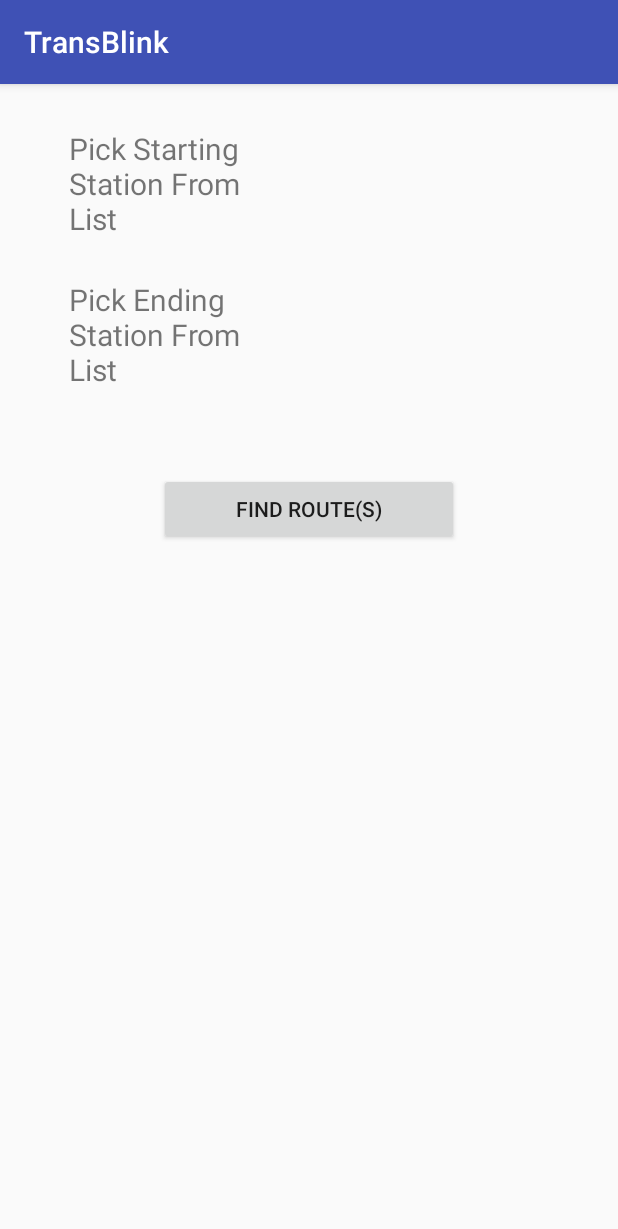
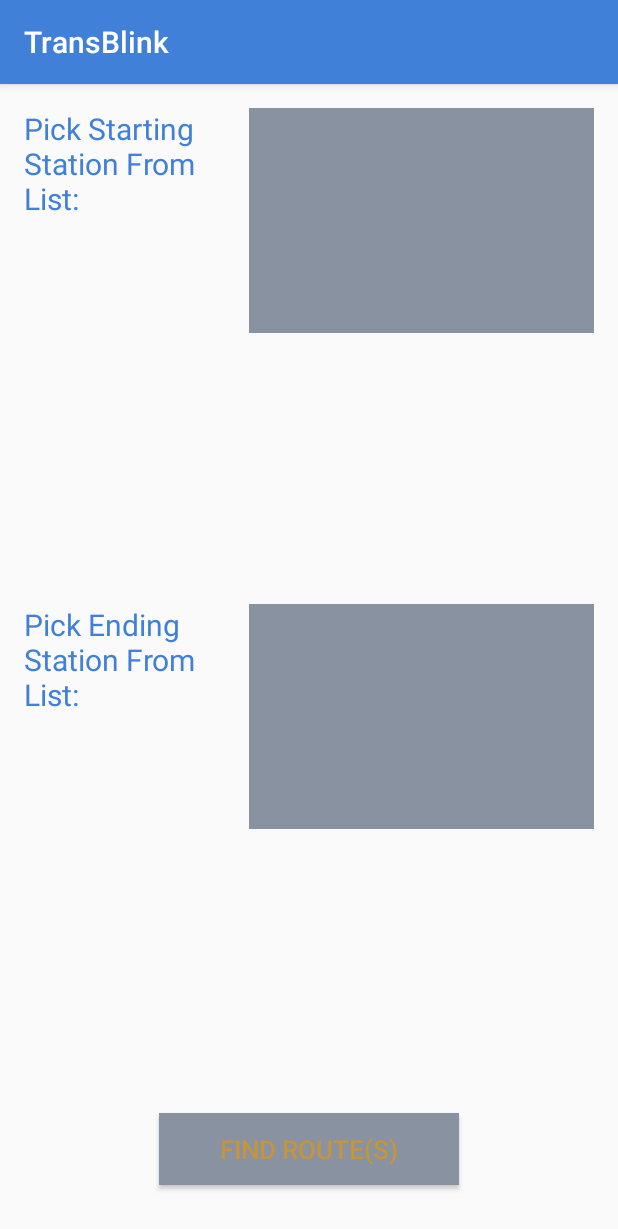
Before and after one commit to AlanCILee/csis3175, an Android app: the TripPlanner screen opened directly, with no data from a screen before it, on a phone screen of 412 x 824 dp. Shown: the top 1229 px of the screen. Run offline under Robolectric (Android 15) with nearby library versions, the phone set to English and light mode, and no system bars; 2 statements that could not run were skipped.

Commit message:
fixed the compile error I think and added styles to every button and text we have so far. I will try and find a way to change font family as well soon.

```diff
--- a/TransBlink/app/src/main/java/com/example/brandon/transblink/TripPlanner.java
+++ b/TransBlink/app/src/main/java/com/example/brandon/transblink/TripPlanner.java
@@ -6,6 +6,7 @@ import android.os.Bundle;
 import android.util.Log;
 import android.widget.ArrayAdapter;
 import android.widget.AutoCompleteTextView;
+import android.widget.ListView;
 import android.widget.TextView;
 import android.widget.Toast;
 
@@ -43,9 +44,12 @@ public class TripPlanner extends AppCompatActivity {
 
         ArrayAdapter<String> adapter = new ArrayAdapter<String>(this, android.R.layout.simple_dropdown_item_1line, stationDisp);
 
+        ListView start = (ListView)findViewById(R.id.ListViewStarting);
+        ListView stop = (ListView)findViewById(R.id.ListViewEnding);
 
-        AutoCompleteTextView start = (AutoCompleteTextView) findViewById(R.id.autoCompleteTextViewStartingStation);
-        AutoCompleteTextView stop = (AutoCompleteTextView) findViewById(R.id.autoCompleteTextViewEndStation);
+        //old code delete after:
+        //AutoCompleteTextView start = (AutoCompleteTextView) findViewById(R.id.autoCompleteTextViewStartingStation);
+        //AutoCompleteTextView stop = (AutoCompleteTextView) findViewById(R.id.autoCompleteTextViewEndStation);
 
         start.setAdapter(adapter);
         stop.setAdapter(adapter);
@@ -57,7 +61,9 @@ public class TripPlanner extends AppCompatActivity {
             case "LocationStation":
                 startStation = (Station)intent.getSerializableExtra("startStation");
                 Log.d("startStation",startStation.getFullName());
-                start.setText(startStation.getFullName());
+                //start.setText(startStation.getFullName());
+                //not sure how to fix this with the list view instead of autocomplete. I think it just needs to select the clicked on station some other way.
+                //Because its a list now we want the item to be automatically selected in the list
 
 
                 break;
--- a/TransBlink/app/src/main/res/layout/activity_about_us.xml
+++ b/TransBlink/app/src/main/res/layout/activity_about_us.xml
@@ -14,10 +14,10 @@
         android:layout_width="match_parent"
         android:id="@+id/expandableListViewAboutUs"
         android:layout_height="match_parent"
-        android:divider="#4286f4"
+        android:divider="@color/colorPrimary"
         android:dividerHeight="1dp"
-        android:childDivider="#f4a041"
-        android:listSelector="#f4a041"
+        android:childDivider="@color/colorAccent"
+        android:listSelector="@color/colorAccent"
         android:layout_alignParentTop="true"
         android:layout_alignParentStart="true" />
 </RelativeLayout>
--- a/TransBlink/app/src/main/res/layout/activity_change_log.xml
+++ b/TransBlink/app/src/main/res/layout/activity_change_log.xml
@@ -16,5 +16,6 @@
         android:layout_height="wrap_content"
         android:layout_alignParentTop="true"
         android:layout_alignParentStart="true"
-        android:id="@+id/textViewTemporary" />
+        android:id="@+id/textViewTemporary"
+        android:textColor="@color/colorPrimary" />
 </RelativeLayout>
--- a/TransBlink/app/src/main/res/layout/activity_trip_planner.xml
+++ b/TransBlink/app/src/main/res/layout/activity_trip_planner.xml
@@ -10,46 +10,55 @@
     android:paddingTop="@dimen/activity_vertical_margin"
     tools:context="com.example.brandon.transblink.TripPlanner">
 
-    <ExpandableListView
-        android:layout_width="200dp"
-        android:layout_height="100dp"
-        android:id="@+id/expandableListViewStart"
-        android:layout_alignParentTop="true"
-        android:layout_alignParentEnd="true" />
-
-    <ExpandableListView
-        android:layout_width="200dp"
-        android:layout_height="100dp"
-        android:id="@+id/expandableListViewEnd"
-        android:layout_marginTop="14dp"
-        android:layout_below="@+id/expandableListViewStart"
-        android:layout_alignParentEnd="true" />
-
-    <TextView
-        android:text="Pick Starting Station From List"
-        android:layout_width="150dp"
-        android:layout_height="wrap_content"
-        android:textSize="20sp"
-        android:id="@+id/textViewStartLabel"
-        android:layout_marginTop="13dp"
-        android:layout_alignParentTop="true"
-        android:layout_toStartOf="@+id/expandableListViewStart" />
-
-    <TextView
-        android:text="Pick Ending Station From List"
-        android:layout_width="150dp"
-        android:textSize="20sp"
-        android:layout_height="wrap_content"
-        android:layout_alignTop="@+id/expandableListViewEnd"
-        android:layout_alignStart="@+id/textViewStartLabel"
-        android:id="@+id/textViewEndLabel" />
+    <ListView
+        android:layout_width="250dp"
+        android:layout_height="150dp"
+        android:id="@+id/ListViewStarting"
+        android:layout_alignTop="@+id/textViewStartLabel"
+        android:layout_toEndOf="@+id/textViewStartLabel"
+        android:divider="@color/colorAccent"
+        android:dividerHeight="2dp"
+        android:background="@color/colorPrimaryDark" />
 
     <Button
         android:text="Find Route(s)"
         android:layout_width="200dp"
         android:layout_height="wrap_content"
         android:id="@+id/buttonFindRoutes"
-        android:layout_below="@+id/expandableListViewEnd"
+        android:layout_alignParentBottom="true"
         android:layout_centerHorizontal="true"
-        android:layout_marginTop="29dp" />
+        android:layout_marginBottom="18dp"
+        android:textColor="@color/colorAccent"
+        android:background="@color/colorPrimaryDark"
+        android:textSize="17sp" />
+
+    <TextView
+        android:text="Pick Starting Station From List:"
+        android:layout_width="150dp"
+        android:layout_height="wrap_content"
+        android:textSize="20sp"
+        android:id="@+id/textViewStartLabel"
+        android:layout_alignParentTop="true"
+        android:layout_alignParentStart="true"
+        android:textColor="@color/colorPrimary" />
+
+    <TextView
+        android:text="Pick Ending Station From List:"
+        android:layout_width="150dp"
+        android:textSize="20sp"
+        android:layout_height="wrap_content"
+        android:id="@+id/textViewEndLabel"
+        android:layout_centerVertical="true"
+        android:layout_alignParentStart="true"
+        android:textColor="@color/colorPrimary" />
+
+    <ListView
+        android:layout_width="250dp"
+        android:id="@+id/ListViewEnding"
+        android:layout_height="150dp"
+        android:layout_alignTop="@+id/textViewEndLabel"
+        android:layout_toEndOf="@+id/textViewEndLabel"
+        android:background="@color/colorPrimaryDark"
+        android:dividerHeight="2dp"
+        android:divider="@color/colorAccent" />
 </RelativeLayout>
--- a/TransBlink/app/src/main/res/values/colors.xml
+++ b/TransBlink/app/src/main/res/values/colors.xml
@@ -1,14 +1,19 @@
 <?xml version="1.0" encoding="utf-8"?>
 <resources>
-    <color name="colorPrimary">#3f51b5</color>
-    <color name="colorPrimaryDark">#303f9f</color>
-    <color name="colorAccent">#ff4081</color>
+    <color name="colorPrimary">#4180d8</color>
+    <color name="colorPrimaryDark">#8892a0</color>
+    <color name="colorAccent">#c4953e</color>
 
-    <color name="darkPrimary">#30f312</color>
-    <color name="darkSecondary">#30f312</color>
-    <color name="darkAccent">#30f312</color>
+    <color name="darkPrimary">#364356</color>
+    <color name="darkSecondary">#1f1244</color>
+    <color name="darkAccent">#dadfe8</color>
 
-    <color name="lightPrimary">#30f312</color>
-    <color name="lightSecondary">#30f312</color>
-    <color name="lightAccent">#30f312</color>
+    <color name="lightPrimary">#d3efff</color>
+    <color name="lightSecondary">#edf2fc</color>
+    <color name="lightAccent">#e8b871</color>
+
+    <color name="crazyPrimary">#fff600</color>
+    <color name="crazySecondary">#e900ff</color>
+    <color name="crazyAccent">#10f700</color>
+
 </resources>
--- a/TransBlink/app/src/main/res/values/styles.xml
+++ b/TransBlink/app/src/main/res/values/styles.xml
@@ -22,4 +22,13 @@
         <item name="colorAccent">@color/lightAccent</item>
     </style>
 
+    <style name="themeCrazy" parent="Theme.AppCompat.Light.DarkActionBar">
+        <!-- Customize your theme here. -->
+        <item name="colorPrimary">@color/crazyPrimary</item>
+        <item name="colorPrimaryDark">@color/crazySecondary</item>
+        <item name="colorAccent">@color/crazyAccent</item>
+    </style>
+
+
+
 </resources>
```
Also changed, not shown: TransBlink/app/src/main/java/com/example/brandon/transblink/ThemeChange.java (+9 -0 lines), TransBlink/app/src/main/res/layout/activity_location_station.xml (+6 -2 lines), TransBlink/app/src/main/res/layout/activity_main.xml (+22 -7 lines), TransBlink/app/src/main/res/layout/activity_theme_change.xml (+23 -22 lines), TransBlink/app/src/main/res/layout/list_station.xml (+6 -2 lines).
